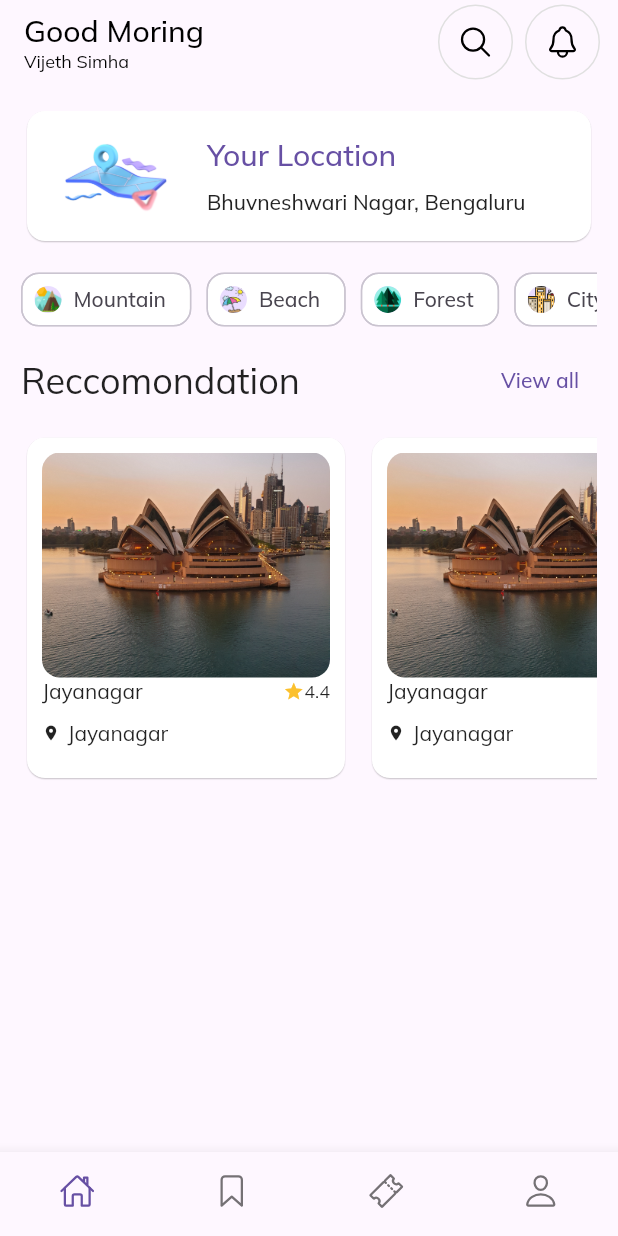
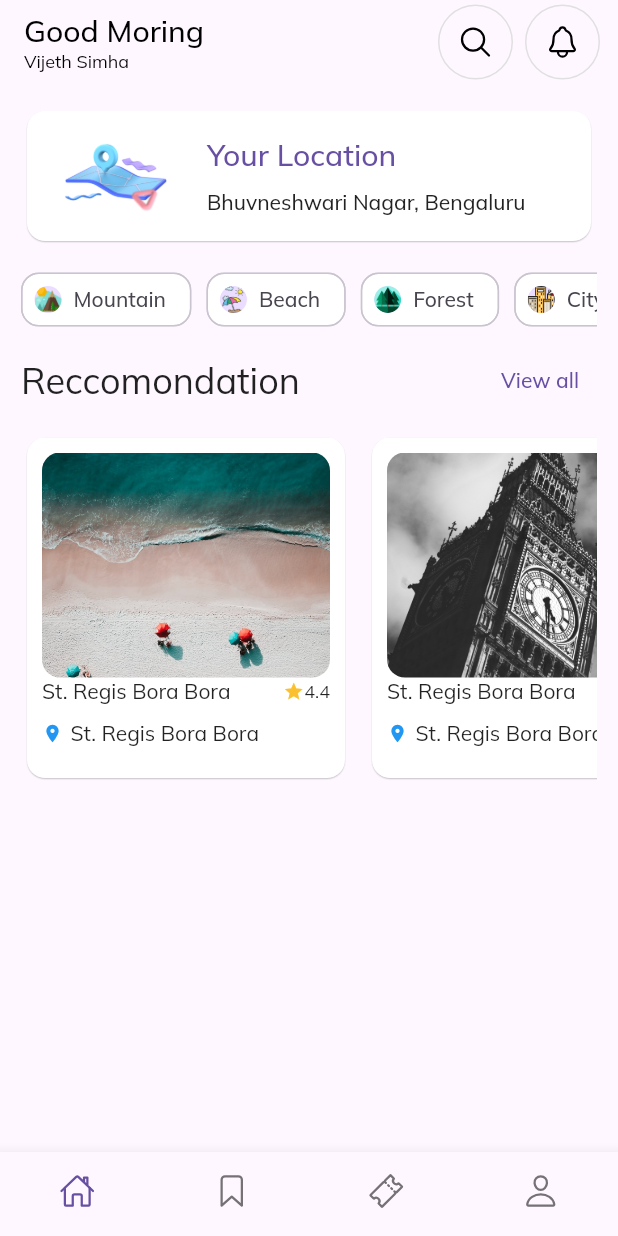
Before and after one commit to vijeth-simha/flutter_ui_playground, a Flutter app: the HomePage screen opened directly, on a phone screen of 412 x 824 dp. Run offline on Flutter 3.47's test engine with Material 2 defaults, Android fonts, the light colour scheme and no system bars; our stand-ins replace google_fonts, ionicons.

Commit message:
reccommended places done

```diff
--- /dev/null
+++ b/lib/models/recommended_places_model.dart
@@ -0,0 +1,39 @@
+// ignore_for_file: public_member_api_docs, sort_constructors_first
+class RecommendedPlaceModel {
+  final String image;
+  final double rating;
+  final String location;
+  RecommendedPlaceModel({
+    required this.image,
+    required this.rating,
+    required this.location,
+  });
+}
+
+List<RecommendedPlaceModel> recommendedPlaces = [
+  RecommendedPlaceModel(
+    image: "assets/places/place5.jpg",
+    rating: 4.4,
+    location: "St. Regis Bora Bora",
+  ),
+  RecommendedPlaceModel(
+    image: "assets/places/place4.jpg",
+    rating: 4.4,
+    location: "St. Regis Bora Bora",
+  ),
+  RecommendedPlaceModel(
+    image: "assets/places/place3.jpg",
+    rating: 4.4,
+    location: "St. Regis Bora Bora",
+  ),
+  RecommendedPlaceModel(
+    image: "assets/places/place2.jpg",
+    rating: 4.4,
+    location: "St. Regis Bora Bora",
+  ),
+  RecommendedPlaceModel(
+    image: "assets/places/place1.jpg",
+    rating: 4.4,
+    location: "St. Regis Bora Bora",
+  ),
+];
--- a/lib/widget/reccommended_places.dart
+++ b/lib/widget/reccommended_places.dart
@@ -1,4 +1,5 @@
 import 'package:flutter/material.dart';
+import 'package:flutter_ui_playground/models/recommended_places_model.dart';
 
 class RecommendedPlaces extends StatelessWidget {
   const RecommendedPlaces({super.key});
@@ -28,7 +29,7 @@ class RecommendedPlaces extends StatelessWidget {
                         ClipRRect(
                           borderRadius: BorderRadius.circular(12.0),
                           child: Image.asset(
-                            "assets/places/place1.jpg",
+                            recommendedPlaces[index].image,
                             width: double.maxFinite,
                             height: 150,
                             fit: BoxFit.cover,
@@ -36,8 +37,8 @@ class RecommendedPlaces extends StatelessWidget {
                         ),
                         Row(
                           children: [
-                            const Text("Jayanagar",
-                                style: TextStyle(fontSize: 14)),
+                            Text(recommendedPlaces[index].location,
+                                style: const TextStyle(fontSize: 14)),
                             const Spacer(),
                             Icon(
                               Icons.star,
@@ -53,16 +54,18 @@ class RecommendedPlaces extends StatelessWidget {
                         const SizedBox(
                           height: 10,
                         ),
-                        const Row(
+                        Row(
                           children: [
-                            Icon(
+                            const Icon(
                               Icons.location_on,
-                              size: 12,
+                              size: 14,
+                              color: Colors.blue,
                             ),
-                            SizedBox(
+                            const SizedBox(
                               width: 5,
                             ),
-                            Text("Jayanagar", style: TextStyle(fontSize: 14)),
+                            Text(recommendedPlaces[index].location,
+                                style: const TextStyle(fontSize: 14)),
                           ],
                         )
                       ],
@@ -77,7 +80,7 @@ class RecommendedPlaces extends StatelessWidget {
               padding: EdgeInsets.only(right: 10),
             );
           },
-          itemCount: 8),
+          itemCount: recommendedPlaces.length),
     );
   }
 }
```
Also changed, not shown: assets/places/place3.jpg (added), assets/places/place4.jpg (added), assets/places/place5.jpg (added), assets/places/place6.jpg (added), assets/places/place7.jpg (added).
